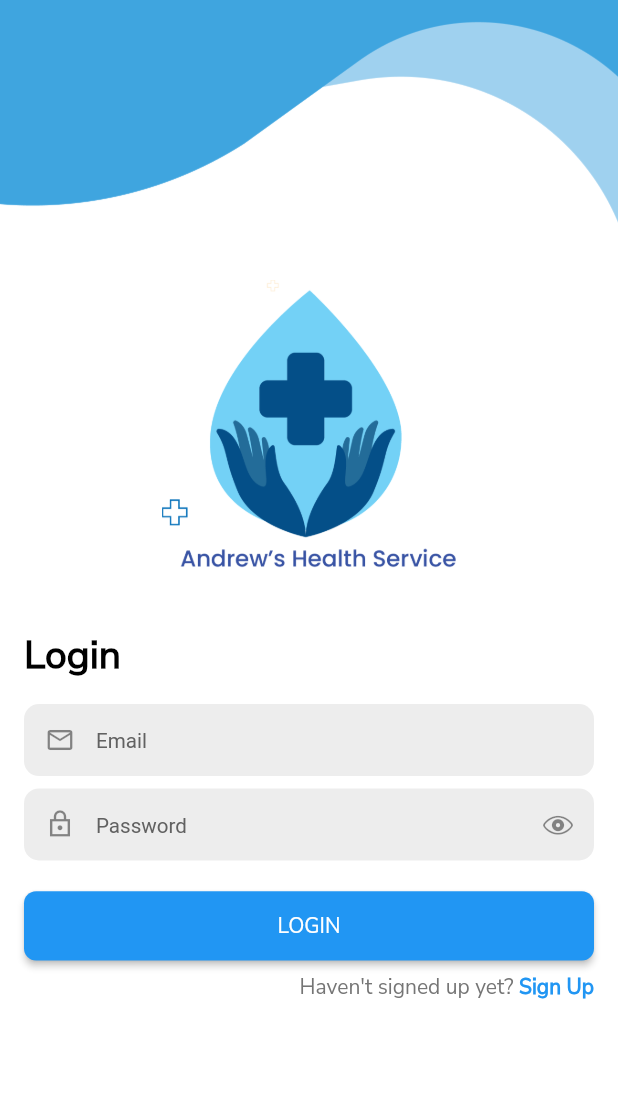
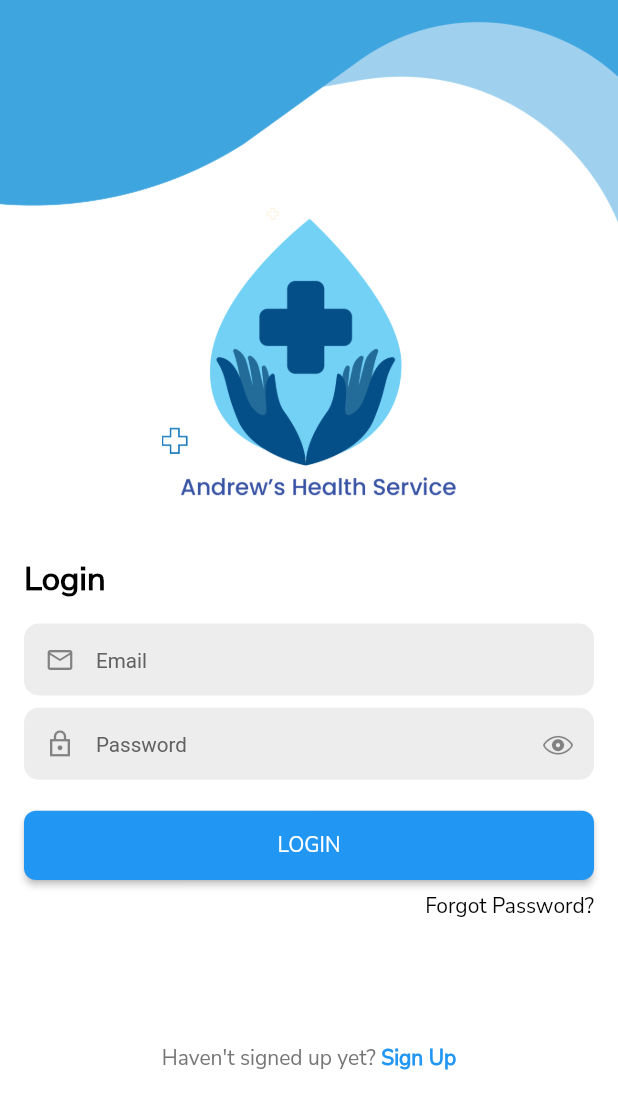
Before and after one commit to abhinavdali/Andrews-Health-Service, a Flutter app: the Login screen opened directly, on a phone screen of 412 x 824 dp. Shown: the top 1109 px of the screen. Run offline on Flutter 3.47's test engine with Material 2 defaults, Android fonts, the phone set to English and light mode, and no system bars; our stand-ins replace bloc, bottom_navy_bar, flutter_bloc, flutter_spinkit, modal_bottom_sheet, shared_preferences and 1 more; missing offline and left inert: esewa_pnp; accounts and stored records are empty.

Commit message:
forgot pass

```diff
--- /dev/null
+++ b/lib/Logic/VerifyEmail_bloc/bloc/verify_email_event.dart
@@ -0,0 +1,9 @@
+part of 'verify_email_bloc.dart';
+
+@immutable
+abstract class VerifyEmailEvent {}
+
+class OnEmailVerify extends VerifyEmailEvent {
+  final String email;
+  OnEmailVerify({required this.email});
+}
--- /dev/null
+++ b/lib/Logic/VerifyEmail_bloc/bloc/verify_email_state.dart
@@ -0,0 +1,15 @@
+part of 'verify_email_bloc.dart';
+
+@immutable
+abstract class VerifyEmailState {}
+
+class VerifyEmailInitial extends VerifyEmailState {}
+
+class VerifyEmailLoading extends VerifyEmailState {}
+
+class VerifyEmailLoaded extends VerifyEmailState {}
+
+class VerifyEmailError extends VerifyEmailState {
+  final message;
+  VerifyEmailError({required this.message});
+}
--- /dev/null
+++ b/lib/Services/Model/verify_email_model.dart
@@ -0,0 +1,28 @@
+// To parse this JSON data, do
+//
+//     final verifyEmailModel = verifyEmailModelFromJson(jsonString);
+
+import 'dart:convert';
+
+VerifyEmailModel verifyEmailModelFromJson(String str) =>
+    VerifyEmailModel.fromJson(json.decode(str));
+
+String verifyEmailModelToJson(VerifyEmailModel data) =>
+    json.encode(data.toJson());
+
+class VerifyEmailModel {
+  String data;
+
+  VerifyEmailModel({
+    required this.data,
+  });
+
+  factory VerifyEmailModel.fromJson(Map<String, dynamic> json) =>
+      VerifyEmailModel(
+        data: json["data"],
+      );
+
+  Map<String, dynamic> toJson() => {
+        "data": data,
+      };
+}
--- a/lib/UI/loginandsignup/login.dart
+++ b/lib/UI/loginandsignup/login.dart
@@ -9,6 +9,7 @@ import '../../Extracted Widgets/const.dart';
 import '../../Extracted Widgets/custom_text.dart';
 import '../../Extracted Widgets/textfield.dart';
 import '../../Logic/Login_bloc/login_bloc.dart';
+import '../Forgot Password/verifyEmail.dart';
 import '../Screens/dashboard.dart';
 
 class Login extends StatelessWidget {
@@ -68,24 +69,32 @@ class Login extends StatelessWidget {
                 context: context,
                 builder: (builder) {
                   return AlertDialog(
-                    contentPadding: EdgeInsets.symmetric(vertical: 24,horizontal: 26),
+                    contentPadding:
+                        EdgeInsets.symmetric(vertical: 24, horizontal: 26),
                     content: Container(
                       height: 72,
                       width: 150,
                       child: Column(
                         children: [
-                          CustomText(text: 'Invalid Credentials',weight: FontWeight.w600,fontSize: 12.sp,),
+                          CustomText(
+                            text: 'Invalid Credentials',
+                            weight: FontWeight.w600,
+                            fontSize: 12.sp,
+                          ),
                           SizedBox(
                             height: 4.h,
                           ),
-
                           GestureDetector(
-                            onTap: (){
+                            onTap: () {
                               Navigator.pop(context);
                             },
                             child: Container(
                               width: double.infinity,
-                              child: Center(child: CustomText(text: 'OK',color: Colors.blue,)),
+                              child: Center(
+                                  child: CustomText(
+                                text: 'OK',
+                                color: Colors.blue,
+                              )),
                             ),
                           )
                         ],
@@ -123,7 +132,7 @@ class Login extends StatelessWidget {
                         ),
                         CustomText(
                           text: 'Login',
-                          fontSize: 19.sp,
+                          fontSize: 16.sp,
                           weight: FontWeight.w800,
                         ),
                         SizedBox(
@@ -191,6 +200,22 @@ class Login extends StatelessWidget {
                         Row(
                           mainAxisAlignment: MainAxisAlignment.end,
                           children: [
+                            GestureDetector(
+                                onTap: () {
+                                  Navigator.push(context,
+                                      MaterialPageRoute(builder: (context) {
+                                    return VerifyEmail();
+                                  }));
+                                },
+                                child: CustomText(text: 'Forgot Password?')),
+                          ],
+                        ),
+                        SizedBox(
+                          height: 10.h,
+                        ),
+                        Row(
+                          mainAxisAlignment: MainAxisAlignment.center,
+                          children: [
                             CustomText(
                               text: 'Haven\'t signed up yet? ',
                               color: Colors.grey[600],
@@ -209,7 +234,7 @@ class Login extends StatelessWidget {
                               ),
                             ),
                           ],
-                        )
+                        ),
                       ]),
                 ),
               ),
--- a/lib/main.dart
+++ b/lib/main.dart
@@ -8,6 +8,7 @@ import 'package:fyp/Logic/Pharmacy_bloc/bloc/pharmacy_bloc.dart';
 import 'package:fyp/Logic/Report_bloc/report_bloc.dart';
 import 'package:fyp/Logic/Services_bloc/services_bloc.dart';
 import 'package:fyp/Logic/SignUp_bloc/sign_up_bloc.dart';
+import 'package:fyp/Logic/VerifyEmail_bloc/bloc/verify_email_bloc.dart';
 
 import 'package:fyp/splashscreen.dart';
 import 'package:sizer/sizer.dart';
@@ -87,6 +88,9 @@ class MyApp extends StatelessWidget {
           create: (BuildContext context) => DesignationBloc(
               apiRepository: ApiRepository(dataService: DataProvider())),
         ),
+        BlocProvider<VerifyEmailBloc>(
+          create: (BuildContext context) => VerifyEmailBloc(),
+        ),
       ],
       child: Sizer(builder: (context, orientation, deviceType) {
         return const MaterialApp(
```
Also changed, not shown: lib/Logic/VerifyEmail_bloc/bloc/verify_email_bloc.dart (added, +31 -0 lines), lib/Services/Data Provider/data_provider.dart (+33 -7 lines), lib/UI/Forgot Password/pinVerify.dart (added, +87 -0 lines), lib/UI/Forgot Password/verifyEmail.dart (added, +131 -0 lines), lib/UI/Screens/my_reports.dart (+53 -29 lines), 1 other file.
